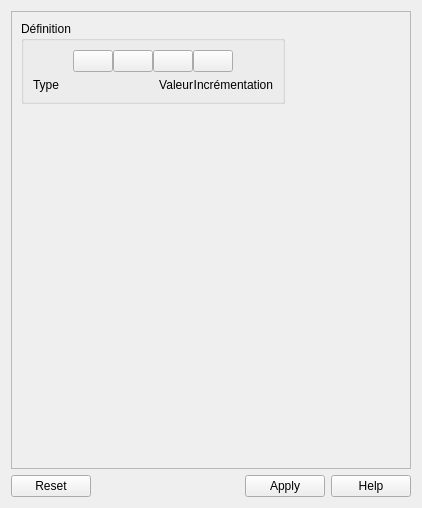
qelectrotech/qelectrotech-source-mirror, file sources/autoNum/ui/selectautonumw.ui: the form before one commit.
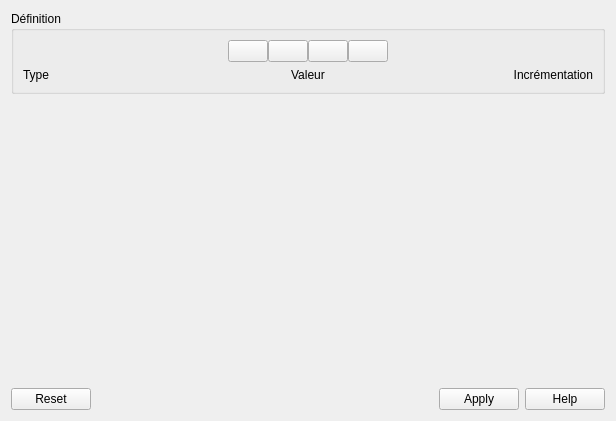
The form after the commit. Icons and pictures are not drawn.

Commit message: Improve some layout and widget item

The edit to the form file:
```diff
--- a/sources/autoNum/ui/selectautonumw.ui
+++ b/sources/autoNum/ui/selectautonumw.ui
@@ -6,8 +6,8 @@
    <rect>
     <x>0</x>
     <y>0</y>
-    <width>418</width>
-    <height>508</height>
+    <width>616</width>
+    <height>421</height>
    </rect>
   </property>
   <property name="sizePolicy">
@@ -21,70 +21,22 @@
   </property>
   <layout class="QVBoxLayout" name="verticalLayout">
    <item>
-    <widget class="QScrollArea" name="scrollArea">
-     <property name="sizePolicy">
-      <sizepolicy hsizetype="Minimum" vsizetype="MinimumExpanding">
-       <horstretch>0</horstretch>
-       <verstretch>0</verstretch>
-      </sizepolicy>
-     </property>
-     <property name="minimumSize">
-      <size>
-       <width>400</width>
-       <height>455</height>
-      </size>
-     </property>
-     <property name="sizeIncrement">
-      <size>
-       <width>0</width>
-       <height>0</height>
-      </size>
-     </property>
-     <property name="mouseTracking">
-      <bool>false</bool>
-     </property>
-     <property name="layoutDirection">
-      <enum>Qt::LeftToRight</enum>
-     </property>
-     <property name="verticalScrollBarPolicy">
-      <enum>Qt::ScrollBarAsNeeded</enum>
-     </property>
-     <property name="horizontalScrollBarPolicy">
-      <enum>Qt::ScrollBarAlwaysOff</enum>
-     </property>
-     <property name="sizeAdjustPolicy">
-      <enum>QAbstractScrollArea::AdjustToContents</enum>
-     </property>
-     <property name="widgetResizable">
-      <bool>true</bool>
-     </property>
-     <property name="alignment">
-      <set>Qt::AlignLeading|Qt::AlignLeft|Qt::AlignTop</set>
-     </property>
-     <widget class="QWidget" name="scrollAreaWidgetContents">
-      <property name="geometry">
-       <rect>
-        <x>0</x>
-        <y>0</y>
-        <width>400</width>
-        <height>453</height>
-       </rect>
-      </property>
-      <property name="sizePolicy">
-       <sizepolicy hsizetype="Minimum" vsizetype="Preferred">
-        <horstretch>0</horstretch>
-        <verstretch>0</verstretch>
-       </sizepolicy>
-      </property>
-      <property name="minimumSize">
-       <size>
-        <width>400</width>
-        <height>450</height>
-       </size>
-      </property>
+    <widget class="QWidget" name="m_widget" native="true">
       <layout class="QVBoxLayout" name="verticalLayout_2">
-       <property name="sizeConstraint">
-        <enum>QLayout::SetFixedSize</enum>
+      <property name="spacing">
+       <number>0</number>
+      </property>
+      <property name="leftMargin">
+       <number>0</number>
+      </property>
+      <property name="topMargin">
+       <number>0</number>
+      </property>
+      <property name="rightMargin">
+       <number>0</number>
+      </property>
+      <property name="bottomMargin">
+       <number>0</number>
        </property>
        <item>
         <widget class="QGroupBox" name="definition_groupe">
@@ -102,7 +54,7 @@
          </property>
          <layout class="QVBoxLayout" name="verticalLayout_3">
           <property name="sizeConstraint">
-           <enum>QLayout::SetFixedSize</enum>
+          <enum>QLayout::SetDefaultConstraint</enum>
           </property>
           <item>
            <layout class="QHBoxLayout" name="horizontalLayout">
@@ -113,7 +65,7 @@
              <enum>QLayout::SetDefaultConstraint</enum>
             </property>
             <item>
-             <spacer name="horizontalSpacer_2">
+            <spacer name="horizontalSpacer">
               <property name="orientation">
                <enum>Qt::Horizontal</enum>
               </property>
@@ -188,7 +140,7 @@
              </widget>
             </item>
             <item>
-             <spacer name="horizontalSpacer">
+            <spacer name="horizontalSpacer_2">
               <property name="orientation">
                <enum>Qt::Horizontal</enum>
               </property>
@@ -234,7 +186,7 @@
                  <string>Valeur</string>
                 </property>
                 <property name="alignment">
-                 <set>Qt::AlignRight|Qt::AlignTrailing|Qt::AlignVCenter</set>
+                <set>Qt::AlignCenter</set>
                 </property>
                </widget>
               </item>
@@ -258,28 +210,24 @@
             </item>
            </layout>
           </item>
+        </layout>
+       </widget>
+      </item>
+     </layout>
+    </widget>
+   </item>
           <item>
            <spacer name="verticalSpacer">
             <property name="orientation">
              <enum>Qt::Vertical</enum>
             </property>
-            <property name="sizeType">
-             <enum>QSizePolicy::MinimumExpanding</enum>
-            </property>
             <property name="sizeHint" stdset="0">
              <size>
               <width>20</width>
-              <height>0</height>
+       <height>40</height>
              </size>
             </property>
            </spacer>
-          </item>
-         </layout>
-        </widget>
-       </item>
-      </layout>
-     </widget>
-    </widget>
    </item>
    <item>
     <widget class="QDialogButtonBox" name="buttonBox">
```
Left out of the diff: 12 changed lines with no effect on the pictures. Lines whose indentation alone changed are shown as unchanged. The commit also changes 13 other files.
